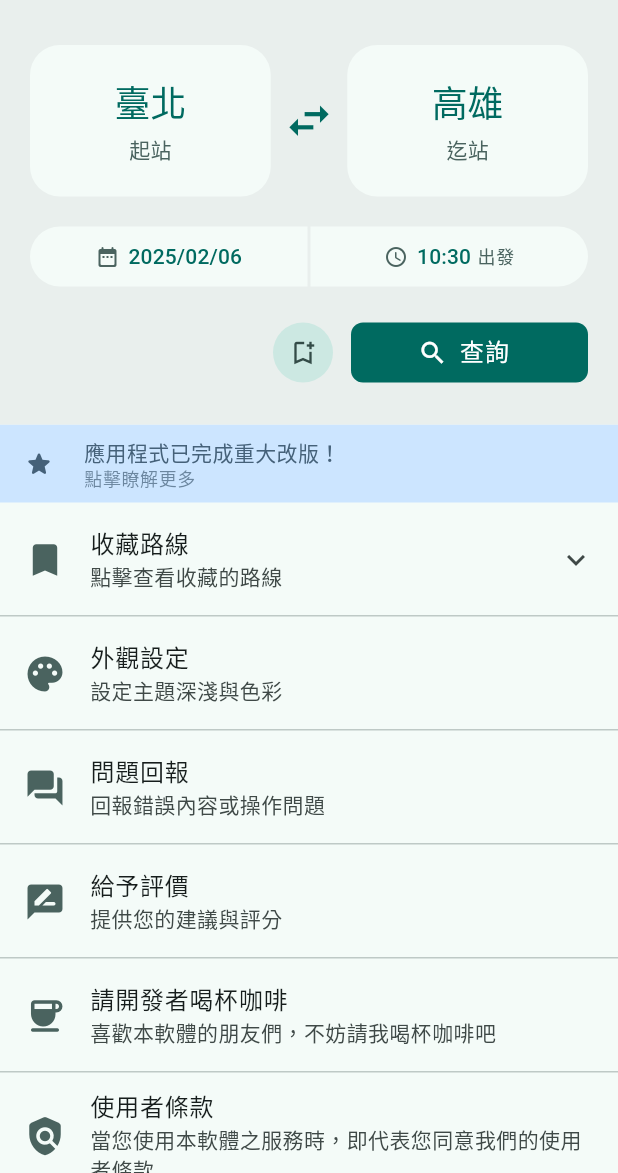
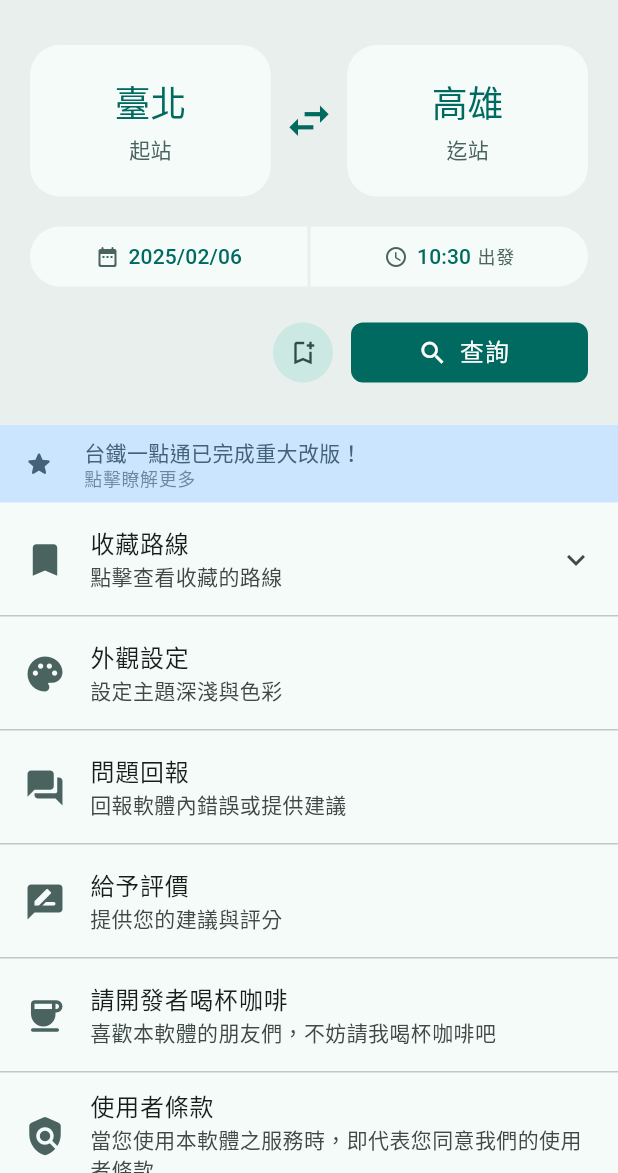
Before and after one commit to Frank0945/train_time, a Flutter app: the screen it shows after launch, on a phone screen of 412 x 824 dp, the part 63-1236 px from its top. Run offline on Flutter 3.47's test engine with Material 3 defaults, Android fonts, the light colour scheme and no system bars; drawn by our look-alikes of auto_size_text; our stand-ins replace dio, flutter_bloc, freezed_annotation, get_it, go_router, shared_preferences; missing offline and left inert: android_id.

Commit message:
feat: Add train status in train details and update UI texts

```diff
--- a/lib/features/schedule_view/data/datasources/remote/fetch_train_details.dart
+++ b/lib/features/schedule_view/data/datasources/remote/fetch_train_details.dart
@@ -41,6 +41,8 @@
     final trs = itinerary.querySelectorAll('tr');
 
     final stations = <TrainDetailsStationModel>[];
+    String status = '';
+
     for (final tr in trs) {
       final tds = tr.querySelectorAll('td');
       if (tds.isEmpty) continue;
@@ -48,6 +50,9 @@
       final station = tds[0].text;
       final arrivalTime = tds[1].text;
       final departureTime = tds[2].text;
+      if (tds[3].text.isNotEmpty) {
+        status = tds[3].text.replaceAll('誤點', '晚').replaceAll(' ', '');
+      }
 
       stations.add(TrainDetailsStationModel(
         station: station,
@@ -60,6 +65,7 @@
       tags: tags,
       note: note,
       stations: stations,
+      status: status,
     );
   } catch (e) {
     throw 'Failed to parse html: $e';
--- a/lib/features/schedule_view/data/datasources/remote/fetch_trains_status.dart
+++ b/lib/features/schedule_view/data/datasources/remote/fetch_trains_status.dart
@@ -35,7 +35,7 @@
 
       final trainNo =
           tds[1].querySelector("a")!.attributes['href']!.split("trainNo=").last;
-      final status = tds[5].text.replaceAll('誤點 ', '晚');
+      final status = tds[5].text.replaceAll('誤點', '晚').replaceAll(' ', '');
 
       trains.add(TrainStatusModel(
         trainNo: trainNo,
--- a/lib/features/schedule_view/data/models/train_details/train_details_model.dart
+++ b/lib/features/schedule_view/data/models/train_details/train_details_model.dart
@@ -9,6 +9,7 @@
     required List<String> tags,
     required String note,
     required List<TrainDetailsStationModel> stations,
+    required String status,
   }) = _TrainDetailsModel;
 
   factory TrainDetailsModel.fromJson(Map<String, dynamic> json) =>
--- a/lib/features/schedule_view/domain/entities/train_details/train_details_entity.dart
+++ b/lib/features/schedule_view/domain/entities/train_details/train_details_entity.dart
@@ -9,6 +9,7 @@
     required List<String> tags,
     required String note,
     required List<TrainDetailsStationEntity> stations,
+    required String status,
   }) = _TrainDetailsEntity;
 
   factory TrainDetailsEntity.fromModel(TrainDetailsModel model) {
@@ -18,6 +19,7 @@
       stations: model.stations
           .map((e) => TrainDetailsStationEntity.fromModel(e))
           .toList(),
+      status: model.status,
     );
   }
 }
--- a/lib/features/schedule_view/presentation/pages/train_details_page.dart
+++ b/lib/features/schedule_view/presentation/pages/train_details_page.dart
@@ -52,6 +52,7 @@
               crossAxisAlignment: CrossAxisAlignment.start,
               children: [
                 TripInfo(
+                  status: state.trainDetails.status,
                   tags: state.trainDetails.tags,
                   note: state.trainDetails.note,
                 ),
--- a/lib/features/train_search/presentation/widgets/action_list/action_list.dart
+++ b/lib/features/train_search/presentation/widgets/action_list/action_list.dart
@@ -23,7 +23,7 @@
           context,
           icon: Icons.question_answer_rounded,
           title: "問題回報",
-          text: "回報錯誤內容或操作問題",
+          text: "回報軟體內錯誤或提供建議",
           url: Uri.parse("https://forms.gle/YH6tXQUgnszMuh928"),
         ),
         _action(
--- a/lib/features/train_search/presentation/widgets/major_update_info.dart
+++ b/lib/features/train_search/presentation/widgets/major_update_info.dart
@@ -69,7 +69,7 @@
         );
       },
       title: Text(
-        "應用程式已完成重大改版！",
+        "台鐵一點通已完成重大改版！",
         style: Theme.of(context).textTheme.bodyMedium?.copyWith(
               color: Theme.of(context).colorScheme.tertiary,
             ),
```
Also changed, not shown: lib/features/schedule_view/presentation/widgets/train_details/trip_info.dart (+42 -7 lines), lib/features/schedule_view/data/models/train_details/train_details_model.freezed.dart, lib/features/schedule_view/data/models/train_details/train_details_model.g.dart, lib/features/schedule_view/domain/entities/train_details/train_details_entity.freezed.dart, 1 other file.
